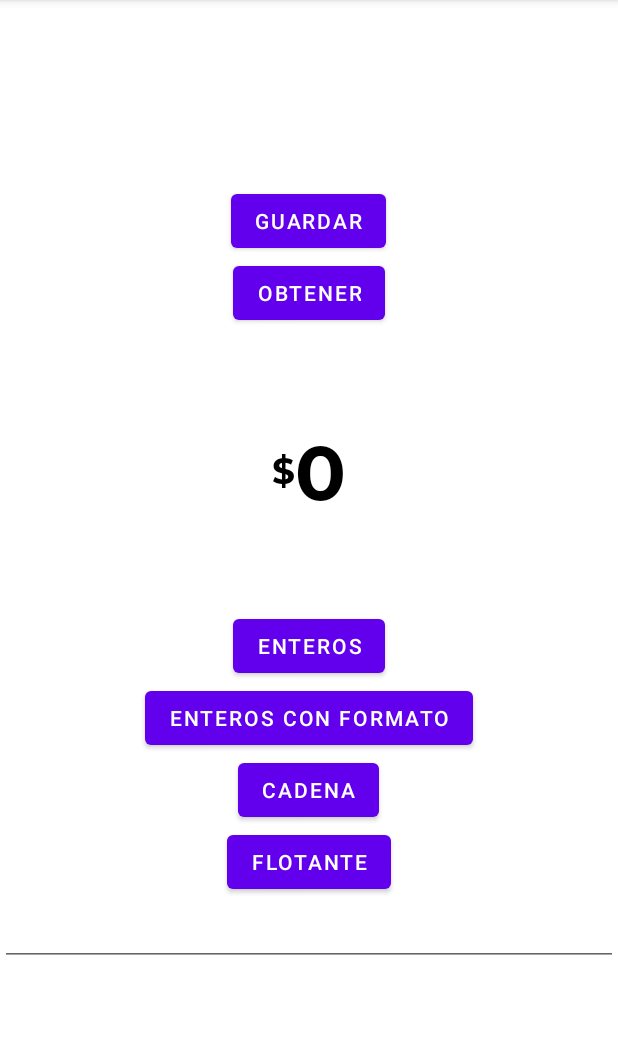
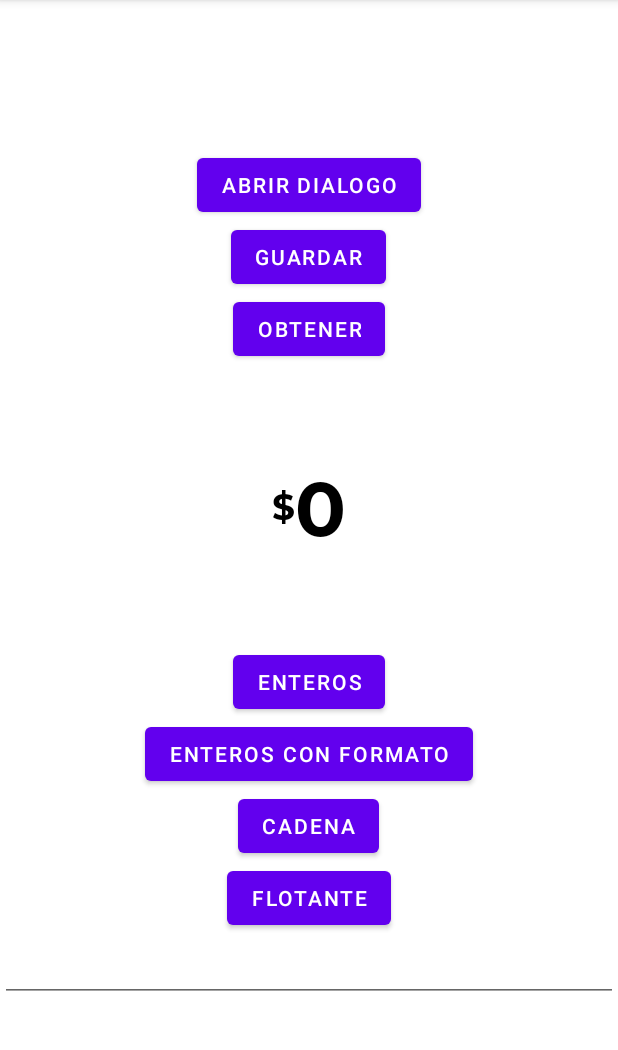
Before and after one commit to baudelioandalon/CommonUtils, an Android app: the screen it shows after launch (MainActivity), on a phone screen of 412 x 824 dp, the part 84-1134 px from its top. Run offline under Robolectric (Android 15) with nearby library versions, the phone set to English and light mode, and no system bars; our stand-ins replace Dagger/Hilt's generated code, Room's generated code, data binding; libraries missing offline, so code that uses them is left out: com.kaopiz.kprogresshud.

```diff
--- a/app/src/main/java/com/boreal/appcommonutils/ui/main/MainExtends.kt
+++ b/app/src/main/java/com/boreal/appcommonutils/ui/main/MainExtends.kt
@@ -6,7 +6,7 @@ import com.boreal.commonutils.extensions.saveData
 import com.boreal.commonutils.extensions.setOnSingleClickListener
 import com.boreal.commonutils.extensions.showToast
 
-fun MainActivity.initElements(){
+fun MainActivity.initElements() {
 
     binding.apply {
         btnOpen.setOnClickListener {
@@ -33,5 +33,9 @@ fun MainActivity.initElements(){
         btnFloat.setOnSingleClickListener {
             showToast(txtInputElement.getAmount().toString())
         }
+
+        btnDialog.setOnSingleClickListener {
+
+        }
     }
 }
--- a/app/src/main/res/layout/activity_main.xml
+++ b/app/src/main/res/layout/activity_main.xml
@@ -13,6 +13,16 @@
         android:gravity="center"
         android:orientation="vertical"
         tools:context=".ui.main.MainActivity">
+
+        <Button
+            android:id="@+id/btnDialog"
+            android:layout_width="wrap_content"
+            android:layout_height="wrap_content"
+            android:text="@string/abrir_dialogo"
+            app:layout_constraintBottom_toBottomOf="parent"
+            app:layout_constraintLeft_toLeftOf="parent"
+            app:layout_constraintRight_toRightOf="parent"
+            app:layout_constraintTop_toTopOf="parent" />
 
         <Button
             android:id="@+id/btnOpen"
--- a/app/src/main/res/values/strings.xml
+++ b/app/src/main/res/values/strings.xml
@@ -3,4 +3,5 @@
     <string name="abrir">Abrir</string>
     <string name="guardar">Guardar</string>
     <string name="obtener">Obtener</string>
+    <string name="abrir_dialogo">Abrir dialogo</string>
 </resources>
```
